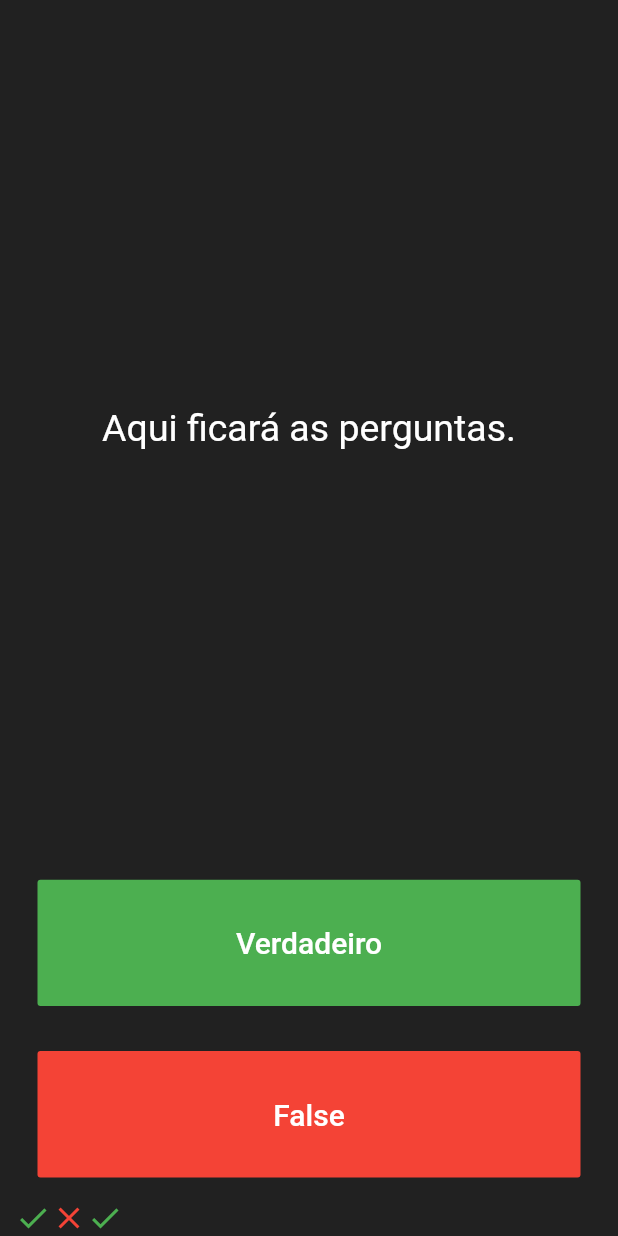
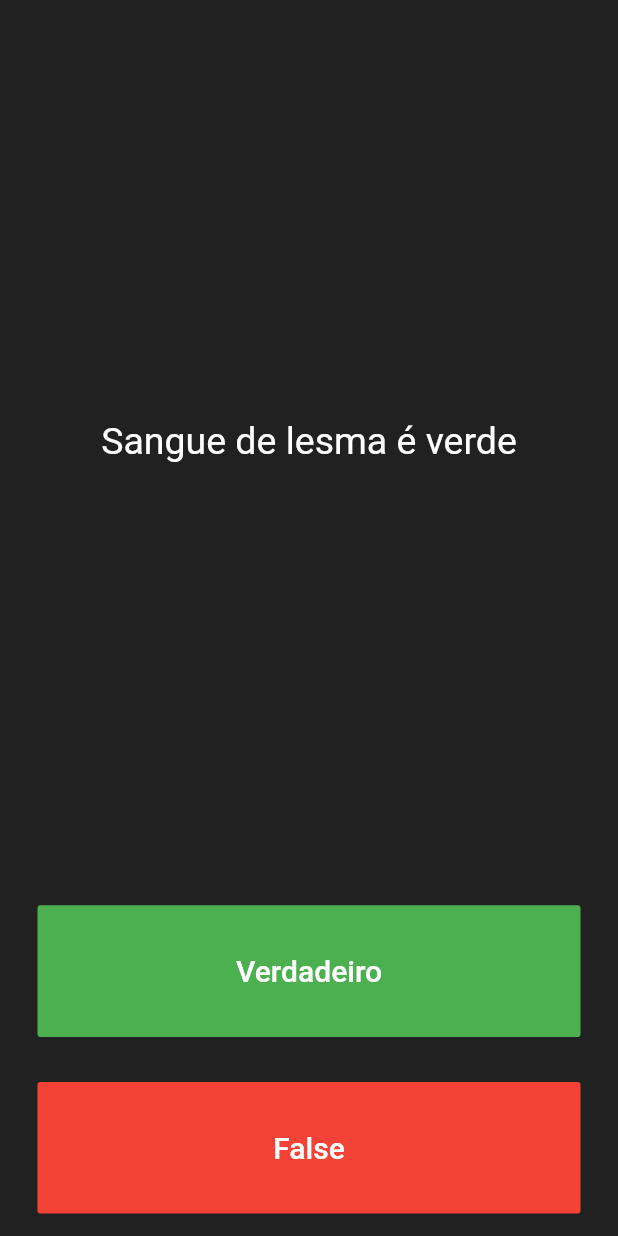
Before and after one commit to eduardoramos1/quizzler, a Flutter app: the screen it shows after launch, after a tap on "Verdadeiro", after a tap on "False", on a phone screen of 412 x 824 dp. Run offline on Flutter 3.47's test engine with Material 2 defaults, Android fonts, the phone set to English and light mode, and no system bars.

Commit message:
Criado perguntas iniciais

```diff
--- a/lib/main.dart
+++ b/lib/main.dart
@@ -25,16 +25,20 @@ class QuizPage extends StatefulWidget {
 }
 
 class _QuizPageState extends State<QuizPage> {
-  List<Widget> scoreKeeper = [
-    Icon(
-      Icons.check,
-      color: Colors.green,
-    ),
-    Icon(
-      Icons.close,
-      color: Colors.red,
-    )
+  List<Widget> scoreKeeper = [];
+  List<String> questions = [
+    'Uma vaca pode descer mas não consegue subir escadas',
+    'Um quarto dos ossos humanos estão nos pés',
+    'Sangue de lesma é verde '
   ];
+
+  int questionNumber = 0;
+
+  void checkIfCorrect() {
+    if (questionNumber < questions.length - 1) {
+      questionNumber++;
+    }
+  }
 
   @override
   Widget build(BuildContext context) {
@@ -48,7 +52,7 @@ class _QuizPageState extends State<QuizPage> {
             padding: EdgeInsets.all(10.0),
             child: Center(
               child: Text(
-                'Aqui ficará as perguntas.',
+                questions[questionNumber],
                 textAlign: TextAlign.center,
                 style: TextStyle(
                   fontSize: 25.0,
@@ -73,10 +77,7 @@ class _QuizPageState extends State<QuizPage> {
               ),
               onPressed: () {
                 setState(() {
-                  scoreKeeper.add(Icon(
-                    Icons.check,
-                    color: Colors.green,
-                  ));
+                  checkIfCorrect();
                 });
               },
             ),
@@ -95,7 +96,9 @@ class _QuizPageState extends State<QuizPage> {
                 ),
               ),
               onPressed: () {
-                //The user picked false.
+                setState(() {
+                  checkIfCorrect();
+                });
               },
             ),
           ),
@@ -107,3 +110,7 @@ class _QuizPageState extends State<QuizPage> {
     );
   }
 }
+
+// questao 1 : Uma vaca pode descer mas não consegue subir escadas. false
+// questao 2 : Um quarto dos ossos humanos estão nos pés. true
+// questao 3 : Sangue de lesma é verde true
```
